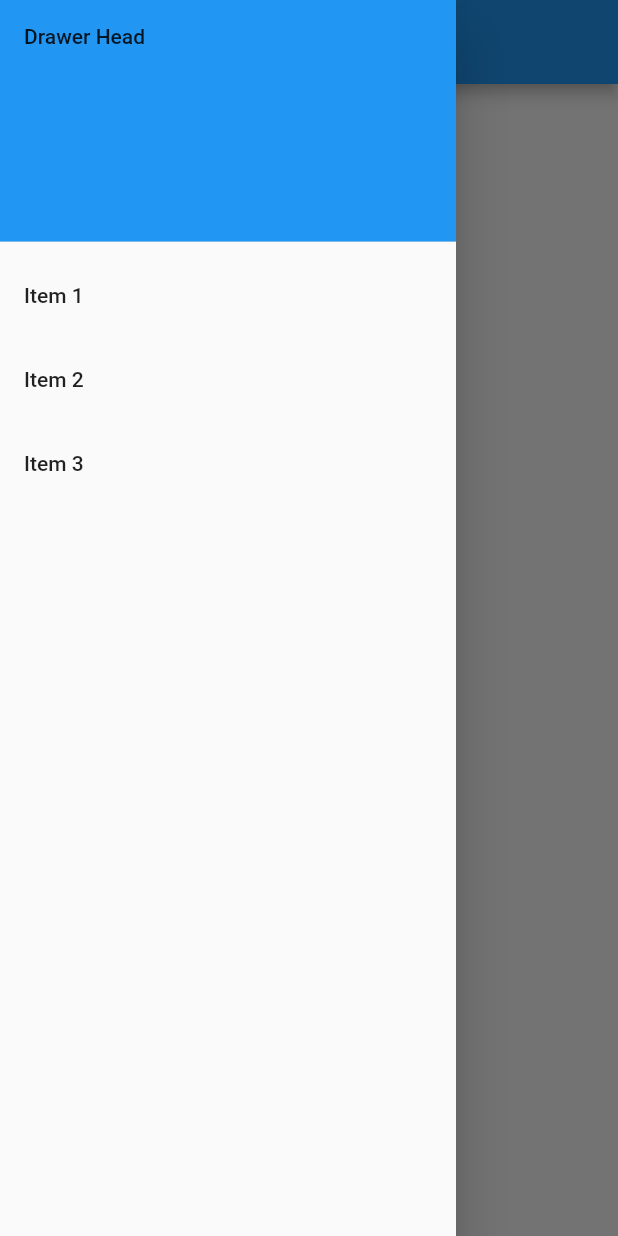
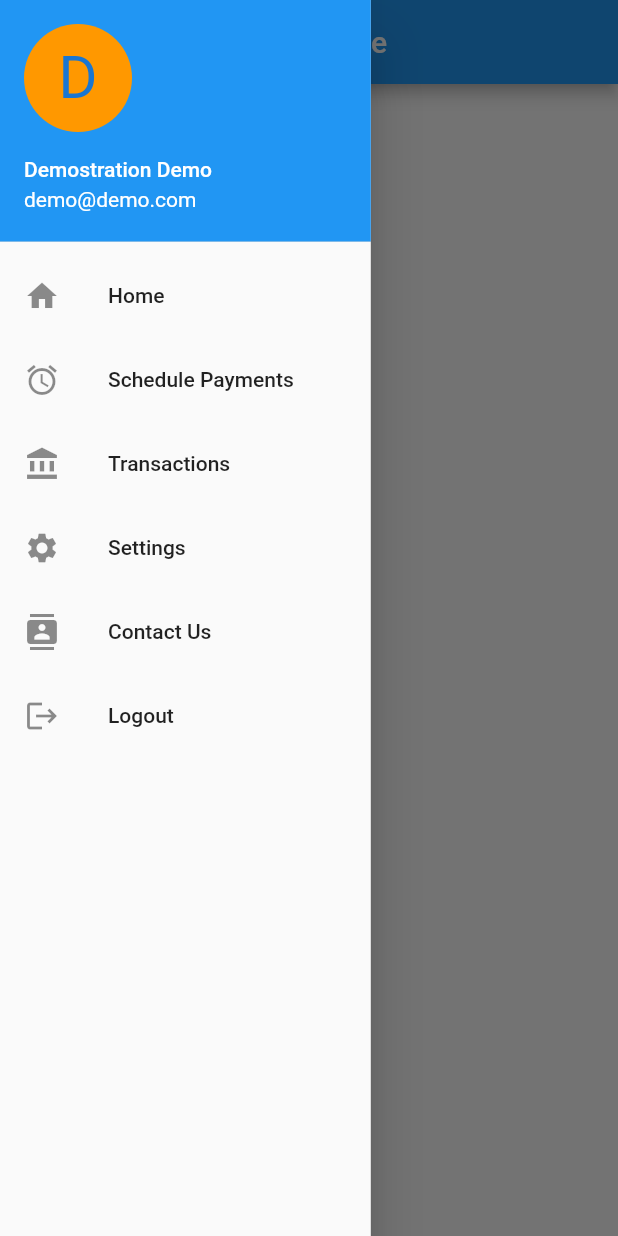
Before and after one commit to hyzic23/flutter_with_hooks, a Flutter app: the HomeScreenWidget screen opened directly, with the side drawer open, on a phone screen of 412 x 824 dp. Run offline on Flutter 3.47's test engine with Material 2 defaults, Android fonts, the phone set to English and light mode, and no system bars.

Commit message:
Added Drawer and ListTile as submenus and styled them

```diff
--- a/lib/screens/home_screen.dart
+++ b/lib/screens/home_screen.dart
@@ -1,6 +1,8 @@
 import 'package:flutter/material.dart';
+import 'package:flutter_with_hooks_app/models/user.dart';
 
 class HomeScreen extends StatelessWidget {
+  //final String user;
   const HomeScreen({super.key});
 
   @override
@@ -22,31 +24,70 @@ class HomeScreenWidget extends StatelessWidget {
       body: const Column(
         children: [Text('Welcome to my Home Page')],
       ),
-      drawer: Drawer(
+      drawer: Container(
+        width: MediaQuery.of(context).size.width * 0.6,
+        child: Drawer(
           child: ListView(
             padding: EdgeInsets.zero,
             children: [
-            const DrawerHeader(
+              const UserAccountsDrawerHeader(
+                accountName: Text("Demostration Demo"),
+                accountEmail: Text("demo@demo.com"),
+                currentAccountPicture: CircleAvatar(
+                  backgroundColor: Colors.orange,
+                  child: Text(
+                    'D',
+                    style: TextStyle(fontSize: 40.0),
+                  ),
+                ),
                 decoration: BoxDecoration(
                   color: Colors.blue,
                 ),
-                child: Text('Drawer Head')),
+                //child: Text('Drawer Head')
+              ),
               ListTile(
-              title: const Text('Item 1'),
+                leading: const Icon(Icons.home),
+                title: const Text('Home'),
                 onTap: () {
                   // Then close the drawer
                   Navigator.pop(context);
                 },
               ),
               ListTile(
-              title: const Text('Item 2'),
+                leading: const Icon(Icons.access_alarm),
+                title: const Text('Schedule Payments'),
                 onTap: () {
                   // Then close the drawer
                   Navigator.pop(context);
                 },
               ),
               ListTile(
-              title: const Text('Item 3'),
+                leading: const Icon(Icons.account_balance),
+                title: const Text('Transactions'),
+                onTap: () {
+                  // Then close the drawer
+                  Navigator.pop(context);
+                },
+              ),
+              ListTile(
+                leading: const Icon(Icons.settings),
+                title: const Text('Settings'),
+                onTap: () {
+                  // Then close the drawer
+                  Navigator.pop(context);
+                },
+              ),
+              ListTile(
+                leading: const Icon(Icons.contacts),
+                title: const Text('Contact Us'),
+                onTap: () {
+                  // Then close the drawer
+                  Navigator.pop(context);
+                },
+              ),
+              ListTile(
+                leading: const Icon(Icons.logout),
+                title: const Text('Logout'),
                 onTap: () {
                   // Then close the drawer
                   Navigator.pop(context);
@@ -55,6 +96,7 @@ class HomeScreenWidget extends StatelessWidget {
             ],
           ),
         ),
+      ),
     );
   }
 }
```
Also changed, not shown: lib/main.dart (+42 -3 lines), lib/models/user.dart (+12 -9 lines), 1 other file. Lines whose indentation alone changed are shown as unchanged.
